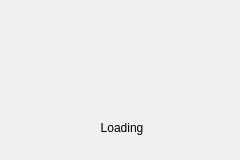
Qt form WaitingWidget/WaitingWidget.ui (Philip117/FBXViewer) before a commit.
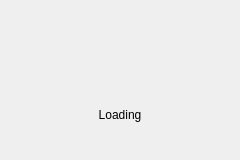
The same form after that commit.

The edit to the form file:
```diff
--- a/WaitingWidget/WaitingWidget.ui
+++ b/WaitingWidget/WaitingWidget.ui
@@ -13,28 +13,50 @@
   <property name="windowTitle">
    <string>Waiting</string>
   </property>
+  <layout class="QVBoxLayout" name="verticalLayout">
+   <item>
+    <spacer name="verticalSpacer_2">
+     <property name="orientation">
+      <enum>Qt::Orientation::Vertical</enum>
+     </property>
+     <property name="sizeType">
+      <enum>QSizePolicy::Policy::Expanding</enum>
+     </property>
+     <property name="sizeHint" stdset="0">
+      <size>
+       <width>20</width>
+       <height>40</height>
+      </size>
+     </property>
+    </spacer>
+   </item>
+   <item alignment="Qt::AlignmentFlag::AlignHCenter">
   <widget class="QLabel" name="image">
-   <property name="geometry">
-    <rect>
-     <x>88</x>
-     <y>36</y>
+     <property name="sizePolicy">
+      <sizepolicy hsizetype="Preferred" vsizetype="Preferred">
+       <horstretch>0</horstretch>
+       <verstretch>0</verstretch>
+      </sizepolicy>
+     </property>
+     <property name="minimumSize">
+      <size>
      <width>64</width>
      <height>64</height>
-    </rect>
+      </size>
+     </property>
+     <property name="maximumSize">
+      <size>
+       <width>64</width>
+       <height>64</height>
+      </size>
    </property>
    <property name="text">
     <string/>
    </property>
   </widget>
+   </item>
+   <item>
   <widget class="QLabel" name="info">
-   <property name="geometry">
-    <rect>
-     <x>90</x>
-     <y>120</y>
-     <width>64</width>
-     <height>16</height>
-    </rect>
-   </property>
    <property name="text">
     <string>Loading</string>
    </property>
@@ -42,6 +64,21 @@
     <set>Qt::AlignmentFlag::AlignCenter</set>
    </property>
   </widget>
+   </item>
+   <item>
+    <spacer name="verticalSpacer">
+     <property name="orientation">
+      <enum>Qt::Orientation::Vertical</enum>
+     </property>
+     <property name="sizeHint" stdset="0">
+      <size>
+       <width>20</width>
+       <height>40</height>
+      </size>
+     </property>
+    </spacer>
+   </item>
+  </layout>
  </widget>
  <layoutdefault spacing="6" margin="11"/>
  <resources/>
```
Left out of the diff: 3 changed lines with no effect on the pictures. Lines whose indentation alone changed are shown as unchanged.
